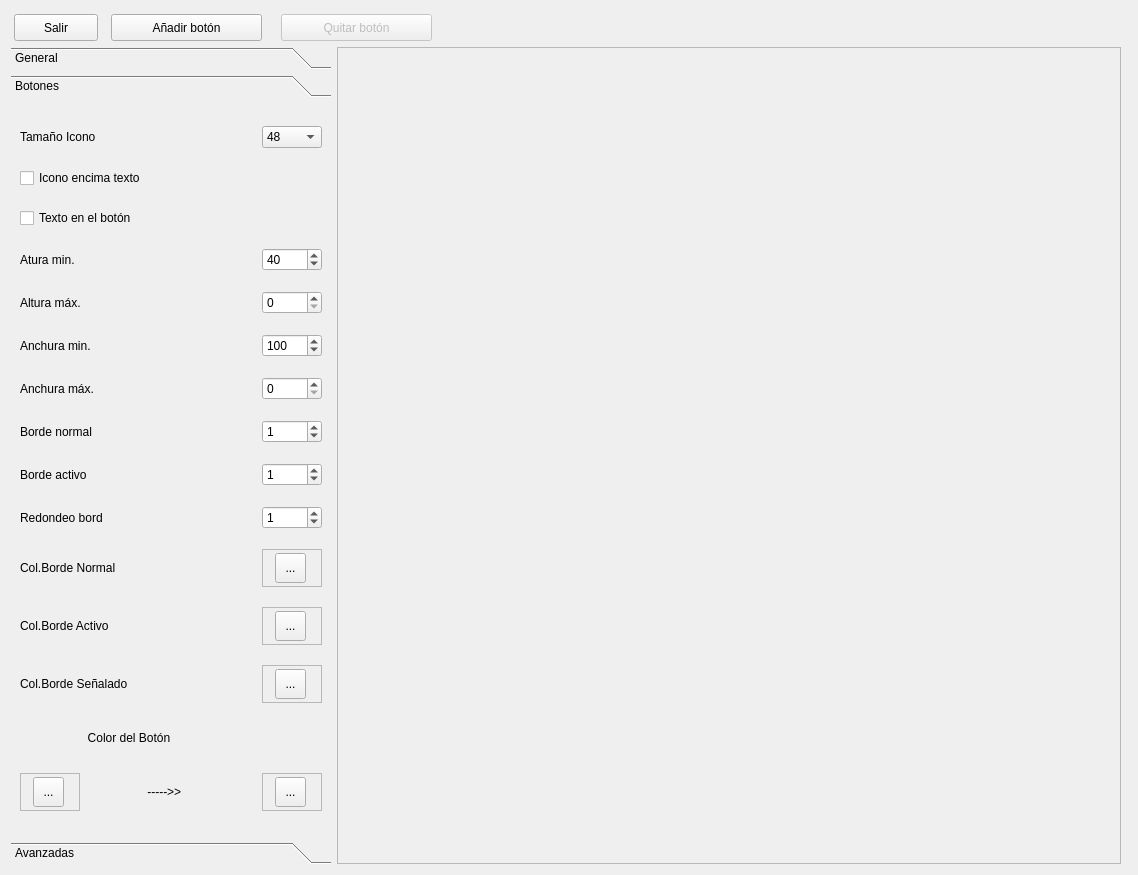
First picture: the form in apps/helioxhelper/rahisi-config/rahisi.ui, repository BackupTheBerlios/kademar-utils-svn, before the edit.
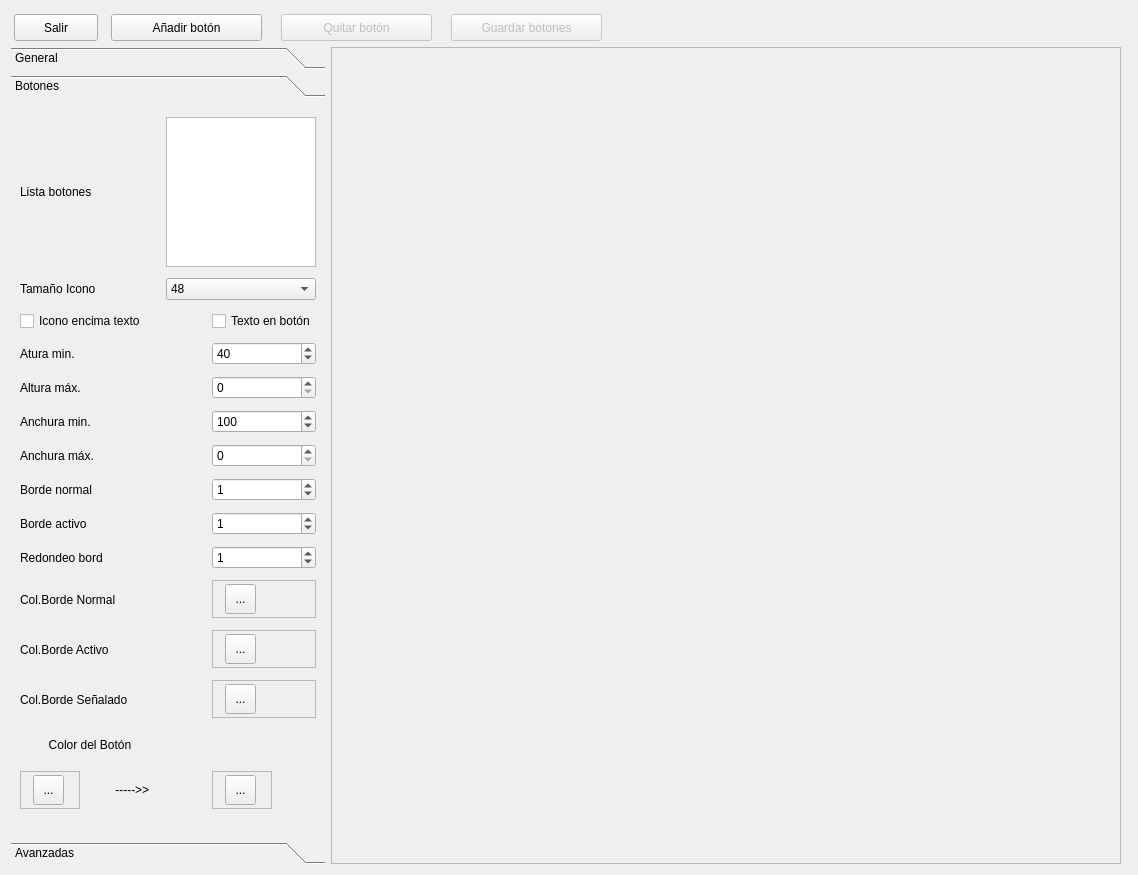
Second picture: the form after the edit. The open tabs and pages were chosen to show the change. Icons and pictures are not drawn.

Commit message: New version of rahisi-config Updated configuration Updated Icons Rahisi-config programes rahisi.db executing with python 3

What changed in the file:
```diff
--- a/apps/helioxhelper/rahisi-config/rahisi.ui
+++ b/apps/helioxhelper/rahisi-config/rahisi.ui
@@ -18,82 +18,42 @@
     <normaloff>../../../../../../usr/share/kdemar/utils/audioconversor5/img/small_logo.png</normaloff>../../../../../../usr/share/kdemar/utils/audioconversor5/img/small_logo.png</iconset>
   </property>
   <layout class="QGridLayout" name="gridLayout">
-   <item row="2" column="0" colspan="3">
-    <widget class="QFrame" name="frame">
-     <property name="minimumSize">
-      <size>
-       <width>0</width>
-       <height>30</height>
-      </size>
+   <item row="3" column="1">
+    <widget class="QScrollArea" name="scrollArea">
+     <property name="widgetResizable">
+      <bool>true</bool>
      </property>
-     <property name="maximumSize">
-      <size>
-       <width>16777215</width>
-       <height>30</height>
-      </size>
-     </property>
-     <property name="frameShape">
-      <enum>QFrame::Box</enum>
-     </property>
-     <property name="frameShadow">
-      <enum>QFrame::Raised</enum>
-     </property>
-     <property name="lineWidth">
-      <number>0</number>
-     </property>
-     <widget class="QPushButton" name="pushButton">
+     <widget class="QWidget" name="scrollAreaWidgetContents">
       <property name="geometry">
        <rect>
-        <x>3</x>
-        <y>3</y>
-        <width>84</width>
-        <height>27</height>
+        <x>0</x>
+        <y>0</y>
+        <width>790</width>
+        <height>817</height>
        </rect>
       </property>
-      <property name="text">
-       <string>Salir</string>
-      </property>
-      <property name="icon">
-       <iconset>
-        <normaloff>images/exit.png</normaloff>images/exit.png</iconset>
-      </property>
-     </widget>
-     <widget class="QPushButton" name="pushButton_3">
-      <property name="geometry">
-       <rect>
-        <x>100</x>
-        <y>3</y>
-        <width>151</width>
-        <height>27</height>
-       </rect>
-      </property>
-      <property name="text">
-       <string>Añadir botón</string>
-      </property>
-      <property name="icon">
-       <iconset>
-        <normaloff>images/add.png</normaloff>images/add.png</iconset>
-      </property>
-     </widget>
-     <widget class="QPushButton" name="pushButton_4">
-      <property name="enabled">
-       <bool>false</bool>
-      </property>
-      <property name="geometry">
-       <rect>
-        <x>270</x>
-        <y>3</y>
-        <width>151</width>
-        <height>27</height>
-       </rect>
-      </property>
-      <property name="text">
-       <string>Quitar botón</string>
-      </property>
-      <property name="icon">
-       <iconset>
-        <normaloff>images/remove.png</normaloff>images/remove.png</iconset>
-      </property>
+      <widget class="QLabel" name="label">
+       <property name="geometry">
+        <rect>
+         <x>0</x>
+         <y>0</y>
+         <width>771</width>
+         <height>601</height>
+        </rect>
+       </property>
+       <property name="autoFillBackground">
+        <bool>true</bool>
+       </property>
+       <property name="text">
+        <string/>
+       </property>
+       <property name="scaledContents">
+        <bool>true</bool>
+       </property>
+       <property name="alignment">
+        <set>Qt::AlignCenter</set>
+       </property>
+      </widget>
      </widget>
     </widget>
    </item>
@@ -101,8 +61,8 @@
     <widget class="QToolBox" name="toolBox">
      <property name="minimumSize">
       <size>
-       <width>320</width>
-       <height>0</height>
+       <width>314</width>
+       <height>39</height>
       </size>
      </property>
      <property name="maximumSize">
@@ -119,7 +79,7 @@
        <rect>
         <x>0</x>
         <y>0</y>
-        <width>320</width>
+        <width>314</width>
         <height>734</height>
        </rect>
       </property>
@@ -273,6 +233,12 @@
        </item>
        <item row="8" column="3" colspan="2">
         <widget class="QComboBox" name="comboBox_2">
+         <property name="minimumSize">
+          <size>
+           <width>120</width>
+           <height>0</height>
+          </size>
+         </property>
          <property name="currentIndex">
           <number>2</number>
          </property>
@@ -461,203 +427,352 @@
        <rect>
         <x>0</x>
         <y>0</y>
-        <width>320</width>
-        <height>734</height>
+        <width>300</width>
+        <height>583</height>
        </rect>
       </property>
       <attribute name="label">
        <string>Botones</string>
       </attribute>
-      <layout class="QGridLayout" name="gridLayout_4">
-       <item row="6" column="0" colspan="5">
-        <widget class="QLabel" name="label_24">
-         <property name="text">
-          <string>Anchura máx.</string>
+      <layout class="QGridLayout" name="gridLayout_2">
+       <item row="0" column="2" colspan="2">
+        <widget class="QListWidget" name="listWidget">
+         <property name="minimumSize">
+          <size>
+           <width>88</width>
+           <height>0</height>
+          </size>
          </property>
+         <property name="maximumSize">
+          <size>
+           <width>16777215</width>
+           <height>150</height>
+          </size>
+         </property>
         </widget>
        </item>
-       <item row="7" column="0" colspan="5">
-        <widget class="QLabel" name="label_25">
+       <item row="1" column="0">
+        <widget class="QLabel" name="label_21">
+         <property name="maximumSize">
+          <size>
+           <width>136</width>
+           <height>16777215</height>
+          </size>
+         </property>
          <property name="text">
-          <string>Borde normal</string>
+          <string>Tamaño Icono</string>
          </property>
         </widget>
        </item>
-       <item row="8" column="0" colspan="5">
-        <widget class="QLabel" name="label_26">
+       <item row="1" column="2" colspan="2">
+        <widget class="QComboBox" name="comboBox">
+         <property name="minimumSize">
+          <size>
+           <width>60</width>
+           <height>0</height>
+          </size>
+         </property>
+         <property name="currentIndex">
+          <number>3</number>
+         </property>
+         <item>
+          <property name="text">
+           <string>16</string>
+          </property>
+         </item>
+         <item>
+          <property name="text">
+           <string>22</string>
+          </property>
+         </item>
+         <item>
+          <property name="text">
+           <string>32</string>
+          </property>
+         </item>
+         <item>
+          <property name="text">
+           <string>48</string>
+          </property>
+         </item>
+         <item>
+          <property name="text">
+           <string>64</string>
+          </property>
+         </item>
+        </widget>
+       </item>
+       <item row="2" column="0" colspan="2">
+        <widget class="QCheckBox" name="checkBox_19">
+         <property name="maximumSize">
+          <size>
+           <width>146</width>
+           <height>16777215</height>
+          </size>
+         </property>
          <property name="text">
-          <string>Borde activo</string>
+          <string>Icono encima texto</string>
          </property>
         </widget>
        </item>
-       <item row="2" column="0" colspan="7">
+       <item row="2" column="3">
         <widget class="QCheckBox" name="checkBox_18">
+         <property name="maximumSize">
+          <size>
+           <width>150</width>
+           <height>16777215</height>
+          </size>
+         </property>
          <property name="text">
-          <string>Texto en el botón</string>
+          <string>Texto en botón</string>
          </property>
         </widget>
        </item>
-       <item row="3" column="0" colspan="5">
+       <item row="3" column="0">
         <widget class="QLabel" name="label_7">
+         <property name="maximumSize">
+          <size>
+           <width>140</width>
+           <height>16777215</height>
+          </size>
+         </property>
          <property name="text">
           <string>Atura min.</string>
          </property>
         </widget>
        </item>
-       <item row="4" column="0" colspan="5">
+       <item row="3" column="3">
+        <widget class="QSpinBox" name="spinBox">
+         <property name="maximum">
+          <number>100</number>
+         </property>
+         <property name="value">
+          <number>40</number>
+         </property>
+        </widget>
+       </item>
+       <item row="4" column="0">
         <widget class="QLabel" name="label_22">
+         <property name="maximumSize">
+          <size>
+           <width>140</width>
+           <height>16777215</height>
+          </size>
+         </property>
          <property name="text">
           <string>Altura máx.</string>
          </property>
         </widget>
        </item>
-       <item row="5" column="0" colspan="5">
+       <item row="4" column="3">
+        <widget class="QSpinBox" name="spinBox_6">
+         <property name="maximum">
+          <number>100</number>
+         </property>
+         <property name="value">
+          <number>0</number>
+         </property>
+        </widget>
+       </item>
+       <item row="5" column="0">
         <widget class="QLabel" name="label_23">
+         <property name="maximumSize">
+          <size>
+           <width>140</width>
+           <height>16777215</height>
+          </size>
+         </property>
          <property name="text">
           <string>Anchura min.</string>
          </property>
         </widget>
        </item>
-       <item row="0" column="0" colspan="5">
-        <widget class="QLabel" name="label_21">
+       <item row="5" column="3">
+        <widget class="QSpinBox" name="spinBox_8">
+         <property name="maximum">
+          <number>400</number>
+         </property>
+         <property name="value">
+          <number>100</number>
+         </property>
+        </widget>
+       </item>
+       <item row="6" column="0">
+        <widget class="QLabel" name="label_24">
+         <property name="maximumSize">
+          <size>
+           <width>140</width>
+           <height>16777215</height>
+          </size>
+         </property>
          <property name="text">
-          <string>Tamaño Icono</string>
+          <string>Anchura máx.</string>
          </property>
         </widget>
        </item>
-       <item row="1" column="0" colspan="7">
-        <widget class="QCheckBox" name="checkBox_19">
+       <item row="6" column="3">
+        <widget class="QSpinBox" name="spinBox_7">
+         <property name="maximum">
+          <number>100</number>
+         </property>
+         <property name="value">
+          <number>0</number>
+         </property>
+        </widget>
+       </item>
+       <item row="7" column="0">
+        <widget class="QLabel" name="label_25">
+         <property name="maximumSize">
+          <size>
+           <width>140</width>
+           <height>16777215</height>
+          </size>
+         </property>
          <property name="text">
-          <string>Icono encima texto</string>
+          <string>Borde normal</string>
          </property>
         </widget>
        </item>
-       <item row="9" column="0" colspan="5">
+       <item row="7" column="3">
+        <widget class="QSpinBox" name="spinBox_9">
+         <property name="maximum">
+          <number>6</number>
+         </property>
+         <property name="value">
+          <number>1</number>
+         </property>
+        </widget>
+       </item>
+       <item row="8" column="0">
+        <widget class="QLabel" name="label_26">
+         <property name="maximumSize">
+          <size>
+           <width>140</width>
+           <height>16777215</height>
+          </size>
+         </property>
+         <property name="text">
+          <string>Borde activo</string>
+         </property>
+        </widget>
+       </item>
+       <item row="8" column="3">
+        <widget class="QSpinBox" name="spinBox_10">
+         <property name="maximum">
+          <number>6</number>
+         </property>
+         <property name="value">
+          <number>1</number>
+         </property>
+        </widget>
+       </item>
+       <item row="9" column="0" colspan="2">
         <widget class="QLabel" name="label_27">
+         <property name="maximumSize">
+          <size>
+           <width>140</width>
+           <height>16777215</height>
+          </size>
+         </property>
          <property name="text">
           <string>Redondeo bord</string>
          </property>
         </widget>
        </item>
-       <item row="10" column="0" colspan="5">
+       <item row="9" column="3">
+        <widget class="QSpinBox" name="spinBox_11">
+         <property name="maximum">
+          <number>10</number>
+         </property>
+         <property name="singleStep">
+          <number>1</number>
+         </property>
+         <property name="value">
+          <number>1</number>
+         </property>
+        </widget>
+       </item>
+       <item row="10" column="0" colspan="2">
         <widget class="QLabel" name="label_28">
+         <property name="minimumSize">
+          <size>
+           <width>0</width>
+           <height>39</height>
+          </size>
+         </property>
+         <property name="maximumSize">
+          <size>
+           <width>140</width>
+           <height>16777215</height>
+          </size>
+         </property>
          <property name="text">
           <string>Col.Borde Normal</string>
          </property>
         </widget>
        </item>
-       <item row="11" column="0" colspan="5">
+       <item row="10" column="3">
+        <widget class="QFrame" name="frame_3">
+         <property name="minimumSize">
+          <size>
+           <width>30</width>
+           <height>0</height>
+          </size>
+         </property>
+         <property name="maximumSize">
+          <size>
+           <width>16777215</width>
+           <height>38</height>
+          </size>
+         </property>
+         <property name="autoFillBackground">
+          <bool>true</bool>
+         </property>
+         <property name="frameShape">
+          <enum>QFrame::StyledPanel</enum>
+         </property>
+         <property name="frameShadow">
+          <enum>QFrame::Raised</enum>
+         </property>
+         <widget class="QToolButton" name="toolButton_6">
+          <property name="geometry">
+           <rect>
+            <x>13</x>
+            <y>4</y>
+            <width>31</width>
+            <height>30</height>
+           </rect>
+          </property>
+          <property name="text">
+           <string>...</string>
+          </property>
+          <property name="icon">
+           <iconset>
+            <normaloff>images/colores.png</normaloff>images/colores.png</iconset>
+          </property>
+         </widget>
+        </widget>
+       </item>
+       <item row="11" column="0" colspan="2">
         <widget class="QLabel" name="label_30">
+         <property name="minimumSize">
+          <size>
+           <width>0</width>
+           <height>39</height>
+          </size>
+         </property>
+         <property name="maximumSize">
+          <size>
+           <width>140</width>
+           <height>16777215</height>
+          </size>
+         </property>
          <property name="text">
           <string>Col.Borde Activo</string>
          </property>
         </widget>
        </item>
-       <item row="16" column="0" colspan="5">
-        <widget class="QLabel" name="label_15">
-         <property name="minimumSize">
-          <size>
-           <width>0</width>
-           <height>30</height>
-          </size>
-         </property>
-         <property name="maximumSize">
-          <size>
-           <width>16777215</width>
-           <height>30</height>
-          </size>
-         </property>
-         <property name="text">
-          <string>Color del Botón</string>
-         </property>
-         <property name="alignment">
-          <set>Qt::AlignCenter</set>
-         </property>
-        </widget>
-       </item>
-       <item row="5" column="6">
-        <widget class="QSpinBox" name="spinBox_8">
-         <property name="maximum">
-          <number>400</number>
-         </property>
-         <property name="value">
-          <number>100</number>
-         </property>
-        </widget>
-       </item>
-       <item row="12" column="6">
-        <widget class="QFrame" name="frame_5">
-         <property name="minimumSize">
-          <size>
-           <width>30</width>
-           <height>0</height>
-          </size>
-         </property>
-         <property name="maximumSize">
-          <size>
-           <width>16777215</width>
-           <height>38</height>
-          </size>
-         </property>
-         <property name="autoFillBackground">
-          <bool>true</bool>
-         </property>
-         <property name="frameShape">
-          <enum>QFrame::StyledPanel</enum>
-         </property>
-         <property name="frameShadow">
-          <enum>QFrame::Raised</enum>
-         </property>
-         <widget class="QToolButton" name="toolButton_7">
-          <property name="geometry">
-           <rect>
-            <x>13</x>
-            <y>4</y>
-            <width>31</width>
-            <height>30</height>
-           </rect>
-          </property>
-          <property name="text">
-           <string>...</string>
-          </property>
-          <property name="icon">
-           <iconset>
-            <normaloff>images/colores.png</normaloff>images/colores.png</iconset>
-          </property>
-         </widget>
-        </widget>
-       </item>
-       <item row="6" column="6">
-        <widget class="QSpinBox" name="spinBox_7">
-         <property name="maximum">
-          <number>100</number>
-         </property>
-         <property name="value">
-          <number>0</number>
-         </property>
-        </widget>
-       </item>
-       <item row="3" column="6">
-        <widget class="QSpinBox" name="spinBox">
-         <property name="maximum">
-          <number>100</number>
-         </property>
-         <property name="value">
-          <number>40</number>
-         </property>
-        </widget>
-       </item>
-       <item row="8" column="6">
-        <widget class="QSpinBox" name="spinBox_10">
-         <property name="maximum">
-          <number>6</number>
-         </property>
-         <property name="value">
-          <number>1</number>
-         </property>
-        </widget>
-       </item>
-       <item row="11" column="6">
+       <item row="11" column="3">
         <widget class="QFrame" name="frame_4">
          <property name="minimumSize">
           <size>
@@ -699,15 +814,27 @@
          </widget>
         </widget>
        </item>
-       <item row="12" column="0">
+       <item row="12" column="0" colspan="2">
         <widget class="QLabel" name="label_31">
+         <property name="minimumSize">
+          <size>
+           <width>0</width>
+           <height>39</height>
+          </size>
+         </property>
+         <property name="maximumSize">
+          <size>
+           <width>140</width>
+           <height>16777215</height>
+          </size>
+         </property>
          <property name="text">
           <string>Col.Borde Señalado</string>
          </property>
         </widget>
        </item>
-       <item row="10" column="6">
-        <widget class="QFrame" name="frame_3">
+       <item row="12" column="3">
+        <widget class="QFrame" name="frame_5">
          <property name="minimumSize">
           <size>
            <width>30</width>
@@ -729,7 +856,7 @@
          <property name="frameShadow">
           <enum>QFrame::Raised</enum>
          </property>
-         <widget class="QToolButton" name="toolButton_6">
+         <widget class="QToolButton" name="toolButton_7">
           <property name="geometry">
            <rect>
             <x>13</x>
@@ -748,120 +875,29 @@
          </widget>
         </widget>
        </item>
-       <item row="0" column="6">
-        <widget class="QComboBox" name="comboBox">
+       <item row="13" column="0" colspan="2">
+        <widget class="QLabel" name="label_15">
          <property name="minimumSize">
           <size>
-           <width>60</width>
-           <height>0</height>
-          </size>
-         </property>
-         <property name="currentIndex">
-          <number>3</number>
-         </property>
-         <item>
-          <property name="text">
-           <string>16</string>
-          </property>
-         </item>
-         <item>
-          <property name="text">
-           <string>22</string>
-          </property>
-         </item>
-         <item>
-          <property name="text">
-           <string>32</string>
-          </property>
-         </item>
-         <item>
-          <property name="text">
-           <string>48</string>
-          </property>
-         </item>
-         <item>
-          <property name="text">
-           <string>64</string>
-          </property>
-         </item>
-        </widget>
-       </item>
-       <item row="7" column="6">
-        <widget class="QSpinBox" name="spinBox_9">
-         <property name="maximum">
-          <number>6</number>
-         </property>
-         <property name="value">
-          <number>1</number>
-         </property>
-        </widget>
-       </item>
-       <item row="4" column="6">
-        <widget class="QSpinBox" name="spinBox_6">
-         <property name="maximum">
-          <number>100</number>
-         </property>
-         <property name="value">
-          <number>0</number>
-         </property>
-        </widget>
-       </item>
-       <item row="9" column="6">
-        <widget class="QSpinBox" name="spinBox_11">
-         <property name="maximum">
-          <number>10</number>
-         </property>
-         <property name="singleStep">
-          <number>1</number>
-         </property>
-         <property name="value">
-          <number>1</number>
-         </property>
-        </widget>
-       </item>
-       <item row="19" column="6">
-        <widget class="QFrame" name="frame_7">
-         <property name="minimumSize">
-          <size>
-           <width>60</width>
-           <height>38</height>
+           <width>0</width>
+           <height>30</height>
           </size>
          </property>
          <property name="maximumSize">
           <size>
-           <width>50</width>
-           <height>38</height>
+           <width>150</width>
+           <height>30</height>
           </size>
          </property>
-         <property name="autoFillBackground">
-          <bool>true</bool>
+         <property name="text">
+          <string>Color del Botón</string>
          </property>
-         <property name="frameShape">
-          <enum>QFrame::StyledPanel</enum>
+         <property name="alignment">
+          <set>Qt::AlignCenter</set>
          </property>
-         <property name="frameShadow">
-          <enum>QFrame::Raised</enum>
-         </property>
-         <widget class="QToolButton" name="toolButton_5">
-          <property name="geometry">
-           <rect>
-            <x>13</x>
-            <y>4</y>
-            <width>31</width>
-            <height>30</height>
-           </rect>
-          </property>
-          <property name="text">
-           <string>...</string>
-          </property>
-          <property name="icon">
-           <iconset>
-            <normaloff>images/colores.png</normaloff>images/colores.png</iconset>
-          </property>
-         </widget>
         </widget>
        </item>
-       <item row="19" column="0">
+       <item row="14" column="0">
         <widget class="QFrame" name="frame_6">
          <property name="minimumSize">
           <size>
@@ -903,13 +939,68 @@
          </widget>
         </widget>
        </item>
-       <item row="19" column="1">
+       <item row="14" column="1" colspan="2">
         <widget class="QLabel" name="label_29">
          <property name="text">
           <string>    -----&gt;&gt;</string>
          </property>
         </widget>
        </item>
+       <item row="14" column="3">
+        <widget class="QFrame" name="frame_7">
+         <property name="minimumSize">
+          <size>
+           <width>60</width>
+           <height>38</height>
+          </size>
+         </property>
+         <property name="maximumSize">
+          <size>
+           <width>50</width>
+           <height>38</height>
+          </size>
+         </property>
+         <property name="autoFillBackground">
+          <bool>true</bool>
+         </property>
+         <property name="frameShape">
+          <enum>QFrame::StyledPanel</enum>
+         </property>
+         <property name="frameShadow">
+          <enum>QFrame::Raised</enum>
+         </property>
+         <widget class="QToolButton" name="toolButton_5">
+          <property name="geometry">
+           <rect>
+            <x>13</x>
+            <y>4</y>
+            <width>31</width>
+            <height>30</height>
+           </rect>
+          </property>
+          <property name="text">
+           <string>...</string>
+          </property>
+          <property name="icon">
+           <iconset>
+            <normaloff>images/colores.png</normaloff>images/colores.png</iconset>
+          </property>
+         </widget>
+        </widget>
+       </item>
+       <item row="0" column="0" colspan="2">
+        <widget class="QLabel" name="label_2">
+         <property name="minimumSize">
+          <size>
+           <width>140</width>
+           <height>0</height>
+          </size>
+         </property>
+         <property name="text">
+          <string>Lista botones</string>
+         </property>
+        </widget>
+       </item>
       </layout>
      </widget>
      <widget class="QWidget" name="Avanzadas">
@@ -917,8 +1008,8 @@
        <rect>
         <x>0</x>
         <y>0</y>
-        <width>320</width>
-        <height>734</height>
+        <width>171</width>
+        <height>403</height>
        </rect>
       </property>
       <attribute name="label">
@@ -1049,45 +1140,102 @@
      </widget>
     </widget>
    </item>
-   <item row="3" column="1">
-    <widget class="QScrollArea" name="scrollArea">
-     <property name="widgetResizable">
-      <bool>true</bool>
+   <item row="2" column="0" colspan="3">
+    <widget class="QFrame" name="frame">
+     <property name="minimumSize">
+      <size>
+       <width>0</width>
+       <height>30</height>
+      </size>
      </property>
-     <widget class="QWidget" name="scrollAreaWidgetContents">
+     <property name="maximumSize">
+      <size>
+       <width>16777215</width>
+       <height>30</height>
+      </size>
+     </property>
+     <property name="frameShape">
+      <enum>QFrame::Box</enum>
+     </property>
+     <property name="frameShadow">
+      <enum>QFrame::Raised</enum>
+     </property>
+     <property name="lineWidth">
+      <number>0</number>
+     </property>
+     <widget class="QPushButton" name="pushButton">
       <property name="geometry">
        <rect>
-        <x>0</x>
-        <y>0</y>
-        <width>784</width>
-        <height>817</height>
+        <x>3</x>
+        <y>3</y>
+        <width>84</width>
+        <height>27</height>
        </rect>
       </property>
-      <widget class="QLabel" name="label">
-       <property name="geometry">
-        <rect>
-         <x>0</x>
-         <y>4</y>
-         <width>771</width>
-         <height>781</height>
-        </rect>
-       </property>
-       <property name="autoFillBackground">
-        <bool>true</bool>
-       </property>
-       <property name="text">
-        <string/>
-       </property>
-       <property name="scaledContents">
-        <bool>true</bool>
-       </property>
-       <property name="alignment">
-        <set>Qt::AlignCenter</set>
-       </property>
-      </widget>
-      <zorder>toolBox</zorder>
-      <zorder>toolBox</zorder>
-      <zorder>label</zorder>
+      <property name="text">
+       <string>Salir</string>
+      </property>
+      <property name="icon">
+       <iconset>
+        <normaloff>images/exit.png</normaloff>images/exit.png</iconset>
+      </property>
+     </widget>
+     <widget class="QPushButton" name="pushButton_3">
+      <property name="geometry">
+       <rect>
+        <x>100</x>
+        <y>3</y>
+        <width>151</width>
+        <height>27</height>
+       </rect>
+      </property>
+      <property name="text">
+       <string>Añadir botón</string>
+      </property>
+      <property name="icon">
+       <iconset>
+        <normaloff>images/add.png</normaloff>images/add.png</iconset>
+      </property>
+     </widget>
+     <widget class="QPushButton" name="pushButton_4">
+      <property name="enabled">
+       <bool>false</bool>
+      </property>
+      <property name="geometry">
+       <rect>
+        <x>270</x>
+        <y>3</y>
+        <width>151</width>
+        <height>27</height>
+       </rect>
+      </property>
+      <property name="text">
+       <string>Quitar botón</string>
+      </property>
+      <property name="icon">
+       <iconset>
+        <normaloff>images/remove.png</normaloff>images/remove.png</iconset>
+      </property>
+     </widget>
+     <widget class="QPushButton" name="pushButton_6">
+      <property name="enabled">
+       <bool>false</bool>
+      </property>
+      <property name="geometry">
+       <rect>
+        <x>440</x>
+        <y>3</y>
+        <width>151</width>
+        <height>27</height>
+       </rect>
+      </property>
+      <property name="text">
+       <string>Guardar botones</string>
+      </property>
+      <property name="icon">
+       <iconset>
+        <normaloff>images/guardar.png</normaloff>images/guardar.png</iconset>
+      </property>
      </widget>
     </widget>
    </item>
```
The commit also changes 11 other files.
